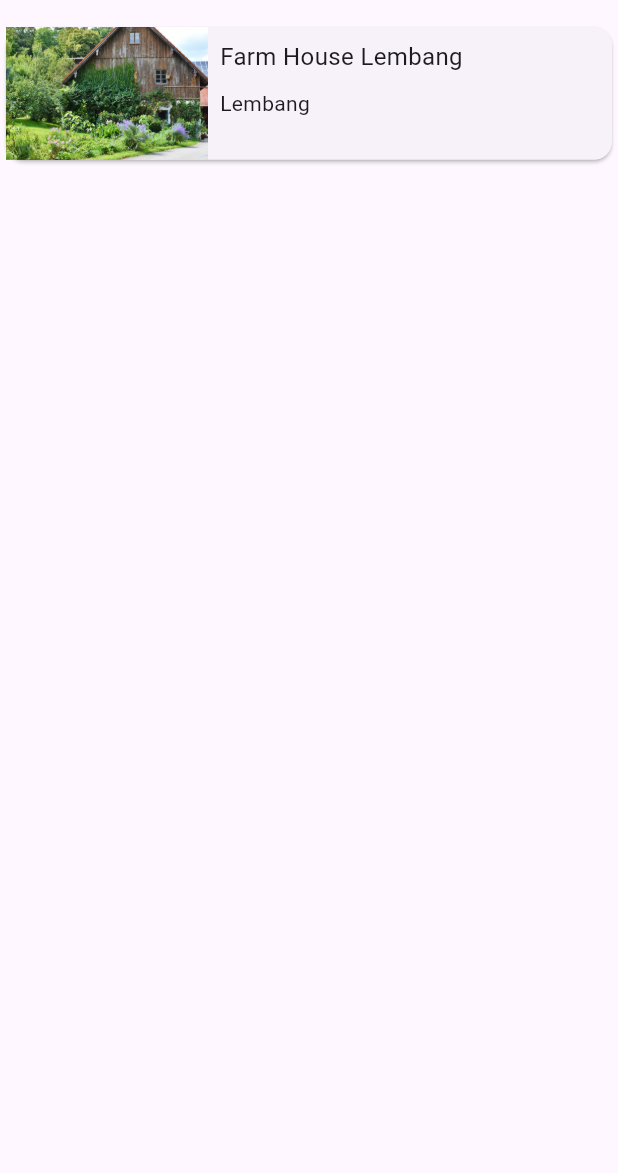
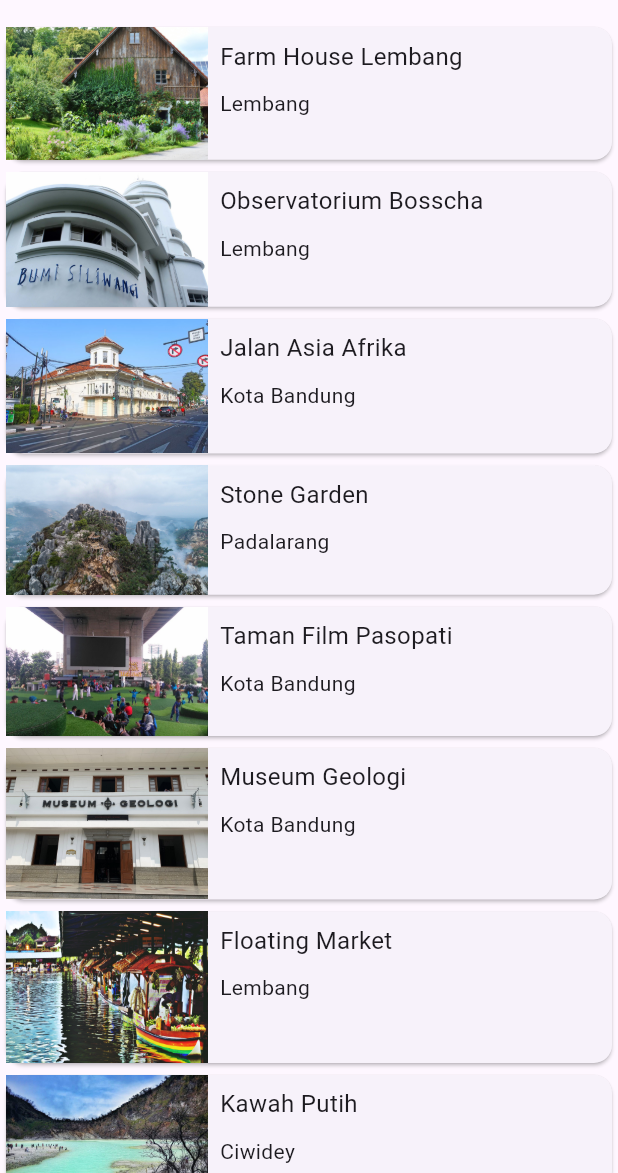
Before and after one commit to hightechif/flutter-wisata-bandung, a Flutter app: the screen it shows after launch, on a phone screen of 412 x 824 dp, the part 63-1236 px from its top. Run offline on Flutter 3.47's test engine with Material 3 defaults, Android fonts, the light colour scheme and no system bars.

Commit message:
FEAT: Model, Data, and List Configuration

```diff
--- a/lib/main.dart
+++ b/lib/main.dart
@@ -1,6 +1,5 @@
 import 'package:flutter/material.dart';
 import 'package:wisatabandung/main_screen.dart';
-import 'detail_screen.dart';
 
 void main() {
   runApp(const MyApp());
--- a/lib/main_screen.dart
+++ b/lib/main_screen.dart
@@ -1,8 +1,9 @@
 import 'package:flutter/material.dart';
 import 'package:wisatabandung/detail_screen.dart';
+import 'package:wisatabandung/model/tourism_place.dart';
 
 class MainScreen extends StatelessWidget {
-  const MainScreen({Key? key}) : super(key: key);
+  const MainScreen({super.key});
 
   @override
   Widget build(BuildContext context) {
@@ -10,17 +11,21 @@
         appBar: AppBar(
           title: const Text('Wisata Bandung'),
         ),
-      body: InkWell(
+        body: ListView.builder(
+          itemBuilder: (context, index) {
+            final TourismPlace place = tourismPlaceList[index];
+            return InkWell(
               onTap: () {
                 Navigator.push(context, MaterialPageRoute(builder: (context) {
-            return DetailScreen();
+                  return const DetailScreen();
                 }));
               },
               child: Card(
                 child: Row(
                   crossAxisAlignment: CrossAxisAlignment.start,
                   children: <Widget>[
-              Expanded(flex: 1, child: Image.asset('images/farm-house.jpg')),
+                    Expanded(
+                        flex: 1, child: Image.asset(place.imageAsset)),
                     Expanded(
                       flex: 2,
                       child: Padding(
@@ -30,13 +35,13 @@
                           mainAxisSize: MainAxisSize.min,
                           children: <Widget>[
                             Text(
-                        'Farm House Lembang',
+                              place.name,
                               style: const TextStyle(fontSize: 16.0),
                             ),
                             const SizedBox(
                               height: 10,
                             ),
-                      Text('Lembang'),
+                            Text(place.location),
                           ],
                         ),
                       ),
@@ -44,7 +49,9 @@
                   ],
                 ),
               ),
-      ),
             );
+          },
+          itemCount: tourismPlaceList.length,
+        ));
   }
 }
--- /dev/null
+++ b/lib/model/tourism_place.dart
@@ -0,0 +1,159 @@
+class TourismPlace {
+  String name;
+  String location;
+  String description;
+  String openDays;
+  String openTime;
+  String ticketPrice;
+  String imageAsset;
+  List<String> imageUrls;
+
+  TourismPlace({
+    required this.name,
+    required this.location,
+    required this.description,
+    required this.openDays,
+    required this.openTime,
+    required this.ticketPrice,
+    required this.imageAsset,
+    required this.imageUrls,
+  });
+}
+
+var tourismPlaceList = [
+  TourismPlace(
+    name: 'Farm House Lembang',
+    location: 'Lembang',
+    description:
+    'Berada di jalur utama Bandung-Lembang, Farm House menjadi objek wisata yang tidak pernah sepi pengunjung. Selain karena letaknya strategis, kawasan ini juga menghadirkan nuansa wisata khas Eropa. Semua itu diterapkan dalam bentuk spot swafoto Instagramable.',
+    openDays: 'Open Everyday',
+    openTime: '09:00 - 20:00',
+    ticketPrice: 'Rp 25000',
+    imageAsset: 'images/farm-house.jpg',
+    imageUrls: [
+      'https://media-cdn.tripadvisor.com/media/photo-s/0d/7c/59/70/farmhouse-lembang.jpg',
+      'https://media-cdn.tripadvisor.com/media/photo-w/13/f0/22/f6/photo3jpg.jpg',
+      'https://media-cdn.tripadvisor.com/media/photo-m/1280/16/a9/33/43/liburan-di-farmhouse.jpg'
+    ],
+  ),
+  TourismPlace(
+    name: 'Observatorium Bosscha',
+    location: 'Lembang',
+    description:
+    'Memiliki beberapa teleskop, antara lain, Refraktor Ganda Zeiss, Schmidt Bimasakti, Refraktor Bamberg, Cassegrain GOTO, dan Teleskop Surya. Refraktor Ganda Zeiss adalah jenis teleskop terbesar untuk meneropong bintang. Benda ini diletakkan pada atap kubah sehingga saat teropong digunakan, atap tersebut harus dibuka. Observatorium Bosscha boleh dikunjungi oleh siapa pun, tanpa tiket. Namun, bagi yang ingin menggunakan teleskop Zeiss, wajib mendaftarkan diri. Untuk instansi atau lembaga pendidikan, diberikan jadwal hari Selasa sampai Jumat. Sementara itu, kunjungan individu dibuka setiap hari Sabtu.',
+    openDays: 'Open Tuesday - Saturday',
+    openTime: '09:00 - 14:30',
+    ticketPrice: 'Rp 20000',
+    imageAsset: 'images/bosscha.jpg',
+    imageUrls: [
+      'https://media-cdn.tripadvisor.com/media/photo-o/12/6b/63/0b/bosscha-observatory.jpg',
+      'https://media-cdn.tripadvisor.com/media/photo-p/0d/6a/88/9b/photo3jpg.jpg',
+      'https://media-cdn.tripadvisor.com/media/photo-o/11/3f/04/39/p-20171111-110220-largejpg.jpg',
+    ],
+  ),
+  TourismPlace(
+    name: 'Jalan Asia Afrika',
+    location: 'Kota Bandung',
+    description:
+    'Jalan Asia Afrika di Bandung memiliki kaitan yang sangat erat dengan pendirian kota Kembang ini. Karena pada saat itu, Gubernur Jenderal Herman Willem Deaendels dari Belanda menancapkan tongkatnya saat memerintahkan pendirian kota ini, yang kemudian diabadikan menjadi tugu Bandung Nol Kilometer.',
+    openDays: 'Open Everyday',
+    openTime: '24 hours',
+    ticketPrice: 'Free',
+    imageAsset: 'images/jalan-asia-afrika.jpg',
+    imageUrls: [
+      'https://media-cdn.tripadvisor.com/media/photo-o/0d/c2/e7/e6/quotes-kota-bandung.jpg',
+      'https://media-cdn.tripadvisor.com/media/photo-w/17/f4/44/01/jalan-asia-afrika.jpg',
+      'https://media-cdn.tripadvisor.com/media/photo-s/0a/ef/36/e2/jalan-asia-afrika.jpg',
+    ],
+  ),
+  TourismPlace(
+    name: 'Stone Garden',
+    location: 'Padalarang',
+    description:
+    'Stone Garden atau Taman Batu di Padalarang – Bandung ini adalah nama secara harafiah untuk apa yang akan kita lihat jika berada di sana. Hamparan batu yang artistik membuat kita merasa tidak sedang berada di Bandung, apalagi di Padalarang. Hamparan batu yang dimaksud bukan terhampar begitu saja di atas tanah luas yang menjadi permukaannya. Batu-batu besar yang ukuran pastinya bervariasi tersusun seperti memiliki suatu formasi matematis.',
+    openDays: 'Open Everyday',
+    openTime: '06:00 - 17:00',
+    ticketPrice: 'Rp 3000',
+    imageAsset: 'images/stone-garden.jpg',
+    imageUrls: [
+      'https://media-cdn.tripadvisor.com/media/photo-o/15/01/d7/4b/p-20180510-153310-01.jpg',
+      'https://media-cdn.tripadvisor.com/media/photo-w/15/68/00/32/stone-garden-citatah.jpg',
+      'https://media-cdn.tripadvisor.com/media/photo-o/0d/a2/cb/05/stone-garden-citatah.jpg',
+    ],
+  ),
+  TourismPlace(
+    name: 'Taman Film Pasopati',
+    location: 'Kota Bandung',
+    description:
+    'Menjadi salah satu tempat wisata di Bandung yang favorit, tentu Taman Film ini memiliki fasilitas cukup memadai. Pemberian fasilitas ini memiliki harapan para pengunjung akan merasa nyaman dan tak segan2 untuk kembali berkunjung terus menerus kesini. Beberapa fasilitas taman yang bisa kamu nikmati diantaranya seperti layar videotron besar berukuran 4×8 untuk memutar berbagai macam pilihan film seperti Film Indonesia, Bollywood, Korea, ataupun Indie Bandung.',
+    openDays: 'Open Everyday',
+    openTime: '24 hours',
+    ticketPrice: 'Free',
+    imageAsset: 'images/taman-film.jpg',
+    imageUrls: [
+      'https://media-cdn.tripadvisor.com/media/photo-o/08/8b/87/50/bandung-movie-park.jpg',
+      'https://media-cdn.tripadvisor.com/media/photo-o/17/67/d5/53/img-20190505-114509-largejpg.jpg',
+      'https://media-cdn.tripadvisor.com/media/photo-w/09/73/33/05/taman-film-pasopati.jpg',
+    ],
+  ),
+  TourismPlace(
+    name: 'Museum Geologi',
+    location: 'Kota Bandung',
+    description:
+    'Museum Geologi didirikan pada tanggal 16 Mei 1929. Museum ini telah direnovasi dengan dana bantuan dari JICA (Japan International Cooperation Agency). Setelah mengalami renovasi, Museum Geologi dibuka kembali dan diresmikan oleh Wakil Presiden RI, Megawati Soekarnoputri pada tanggal 23 Agustus 2000. Sebagai salah satu monumen bersejarah, museum berada di bawah perlindungan pemerintah dan merupakan peninggalan nasional. Dalam Museum ini, tersimpan dan dikelola materi-materi geologi yang berlimpah, seperti fosil, batuan, mineral. Kesemuanya itu dikumpulkan selama kerja lapangan di Indonesia sejak 1850.',
+    openDays: 'Open Saturday - Thursday',
+    openTime: '09:00 - 15:30',
+    ticketPrice: 'Rp 3000',
+    imageAsset: 'images/museum-geologi.jpg',
+    imageUrls: [
+      'https://media-cdn.tripadvisor.com/media/photo-w/19/1c/8e/f7/geology-museum.jpg',
+      'https://media-cdn.tripadvisor.com/media/photo-o/11/a7/35/b7/geology-museum.jpg',
+      'https://media-cdn.tripadvisor.com/media/photo-s/1a/55/e0/dc/geology-museum.jpg',
+    ],
+  ),
+  TourismPlace(
+    name: 'Floating Market',
+    location: 'Lembang',
+    description:
+    'Tempat wisata ini sepertinya memang ditujukan untuk wisata keluarga di Bandung. Di sini kita bisa menikmati suasana kawasan yang tertata rapi dan alami. Pada awalnya, floating market Lembang tidak begitu luas. Tapi sekarang sudah ekspansi dan memiliki banyak objek menarik baru. Nama floating market ini sepertinya merujuk pada stand tempat jualan makanan yang berada dalam perahu.',
+    openDays: 'Open Everyday',
+    openTime: '09:00 - 17:00',
+    ticketPrice: 'Rp 20000',
+    imageAsset: 'images/floating-market.png',
+    imageUrls: [
+      'https://media-cdn.tripadvisor.com/media/photo-o/17/f9/ff/f8/floating-market-bandung.jpg',
+      'https://media-cdn.tripadvisor.com/media/photo-p/1a/86/d3/cd/20200103-125059-largejpg.jpg',
+      'https://media-cdn.tripadvisor.com/media/photo-p/19/ce/b4/9b/img20181224120857-largejpg.jpg',
+    ],
+  ),
+  TourismPlace(
+    name: 'Kawah Putih',
+    location: 'Ciwidey',
+    description:
+    'Kawah Putih adalah tempat wisata di Bandung yang paling terkenal. Berlokasi di Ciwidey, Jawa Barat, kurang lebih sekitar 50 KM arah selatan kota Bandung, Kawah Putih adalah sebuah danau yang terbentuk akibat dari letusan Gunung Patuha. Sesuai dengan namanya, tanah yang ada di kawasan ini berwarna putih akibat dari pencampuran unsur belerang.',
+    openDays: 'Open Everyday',
+    openTime: '07:00 - 17:00',
+    ticketPrice: 'Rp 15000',
+    imageAsset: 'images/kawah-putih.jpg',
+    imageUrls: [
+      'https://media-cdn.tripadvisor.com/media/photo-o/0b/6e/7c/ce/rocks-sticking-out-of.jpg',
+      'https://media-cdn.tripadvisor.com/media/photo-p/0b/35/30/14/white-crater.jpg',
+      'https://media-cdn.tripadvisor.com/media/photo-o/0a/8b/9a/79/2945-t00572-www-initempatwisat.jpg',
+    ],
+  ),
+  TourismPlace(
+    name: 'Ranca Upas',
+    location: 'Ciwidey',
+    description:
+    'Ranca Upas Ciwidey adalah kawasan bumi perkemahan di bawah pengelolaan perhutani. Tempat ini berada di kawasan wisata Bandung Selatan, satu lokasi dengan kawah putih, kolam Cimanggu dan situ Patenggang. Banyak hal yang bisa dilakukan di kawasan wisata ini, seperti berkemah, berinteraksi dengan rusa, sampai bermain di water park dan mandi air panas.',
+    openDays: 'Open Everyday',
+    openTime: '24 hours',
+    ticketPrice: 'Rp 20000',
+    imageAsset: 'images/ranca-upas.jpg',
+    imageUrls: [
+      'https://media-cdn.tripadvisor.com/media/photo-o/1a/e0/7f/9c/kampung-cai-ranca-upas.jpg',
+      'https://media-cdn.tripadvisor.com/media/photo-w/13/ee/2f/87/ranca-upas.jpg',
+      'https://media-cdn.tripadvisor.com/media/photo-w/13/ee/27/0a/ranca-upas.jpg',
+    ],
+  ),
+];
```
Lines whose indentation alone changed are shown as unchanged.
